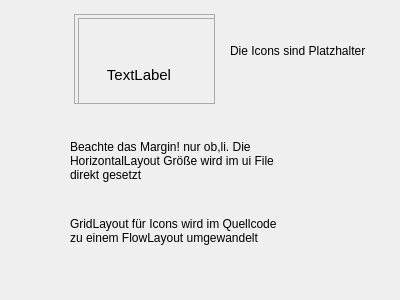
Before: the Qt Designer form server/ui/widgets/MyCustomWidget.ui in valueerrorx/life-exam, drawn with Qt 5.
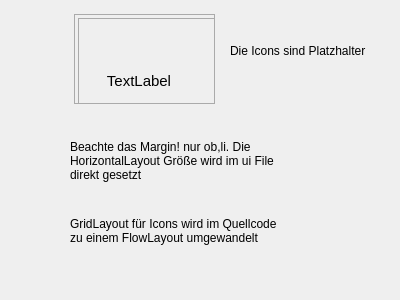
After: the same form once the commit is applied. Icons and pictures are not drawn.

Diff of the .ui file:
```diff
--- a/server/ui/widgets/MyCustomWidget.ui
+++ b/server/ui/widgets/MyCustomWidget.ui
@@ -37,7 +37,7 @@
       <x>4</x>
       <y>4</y>
       <width>142</width>
-      <height>91</height>
+      <height>98</height>
      </rect>
     </property>
     <layout class="QHBoxLayout" name="horizontalLayout">
```
Left out of the diff: 2 changed lines with no effect on the pictures.
